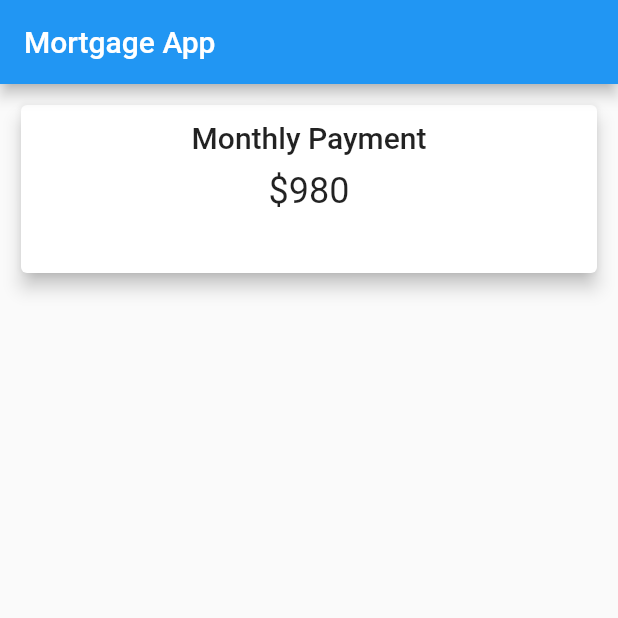
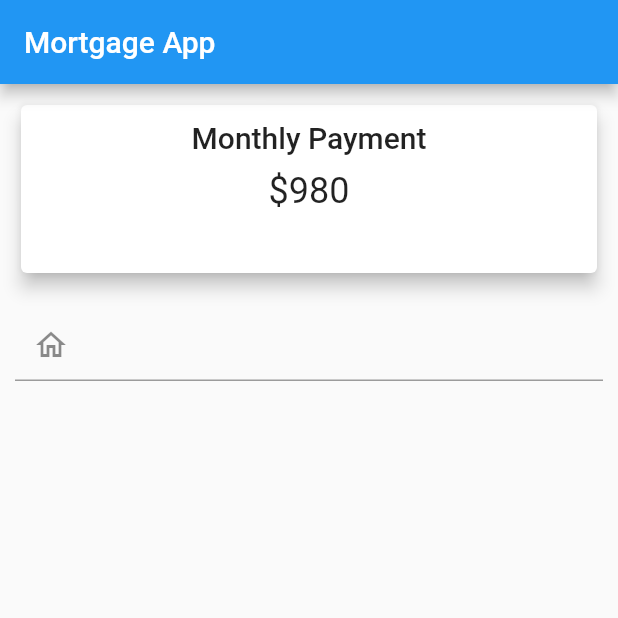
Before and after one commit to maxgdev/mortgage_app, a Flutter app: the screen it shows after launch, on a phone screen of 412 x 824 dp, the top half of it. Run offline on Flutter 3.47's test engine with Material 2 defaults, Android fonts, the phone set to English and light mode, and no system bars.

Commit message:
Added TextField for house price

```diff
--- a/lib/main.dart
+++ b/lib/main.dart
@@ -16,7 +16,6 @@ class MyApp extends StatelessWidget {
         primarySwatch: Colors.blue,
         visualDensity: VisualDensity.adaptivePlatformDensity,
       ),
-      // home: MyHomePage(title: 'Flutter Mortgage App'),
       home: MortgageApp(),
     );
   }
--- a/lib/mortgage_app.dart
+++ b/lib/mortgage_app.dart
@@ -27,16 +27,36 @@ class _MortgageAppState extends State<MortgageApp> {
                   child: Column(
                     children: [
                       SizedBox(height: 10),
-                    Text("Monthly Payment",
+                      Text(
+                        "Monthly Payment",
                         style: Theme.of(context).textTheme.headline6,
                       ),
                       SizedBox(height: 10),
-                    Text("\$980",
-                    style: Theme.of(context).textTheme.headline5,)
+                      Text(
+                        "\$980",
+                        style: Theme.of(context).textTheme.headline5,
+                      )
                     ],
-                )
+                  )),
             ),
-            )
+            // Monthly payment card
+            Container(
+              margin: EdgeInsets.all(10),
+              child: Column(
+                children: [
+                  TextField(
+                    keyboardType:
+                        TextInputType.numberWithOptions(decimal: true),
+                    style: Theme.of(context).textTheme.bodyText1,
+                    decoration: InputDecoration(
+                      prefixText: "House Price",
+                      prefixIcon: Icon(Icons.home_outlined),
+                    ),
+                    onChanged: null,
+                  ),
+                ],
+              ),
+            ),
           ],
         ),
       ),
```
Lines whose indentation alone changed are shown as unchanged.
